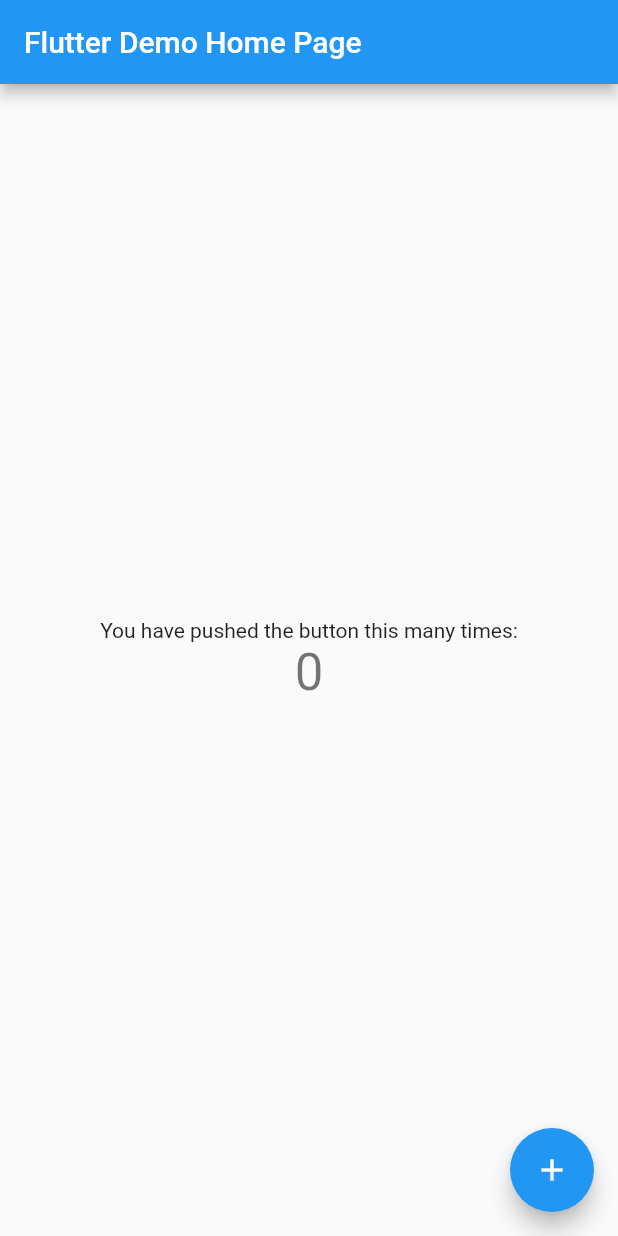
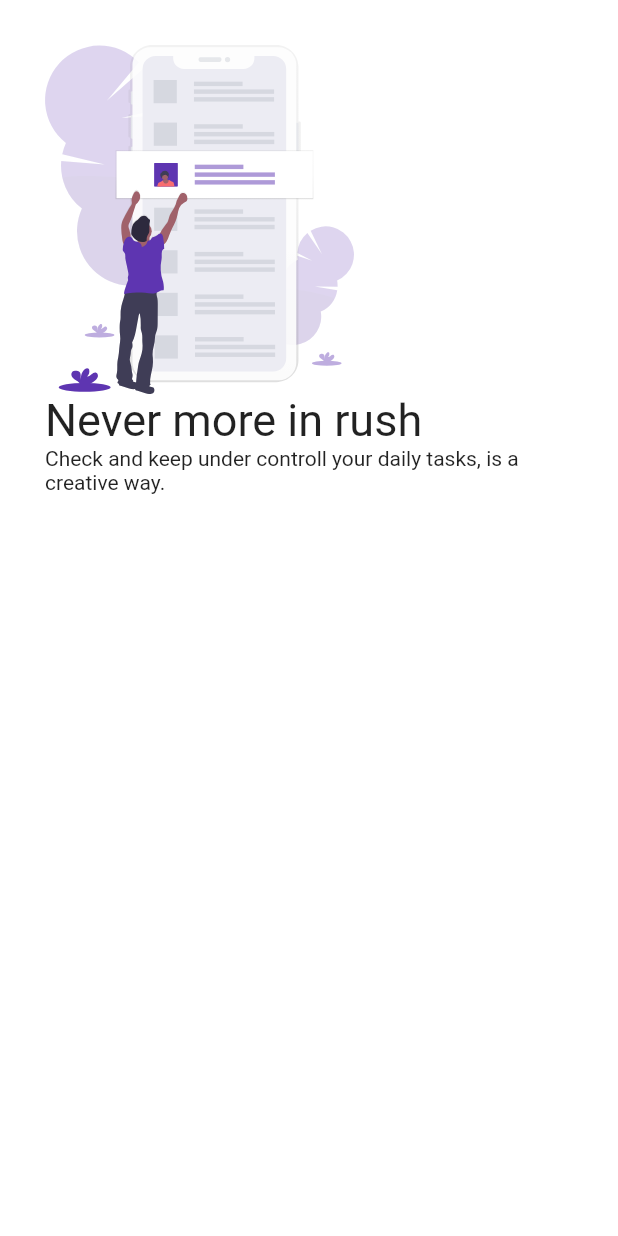
Before and after one commit to ctrleffive/tasks, a Flutter app: the screen it shows after launch, on a phone screen of 412 x 824 dp. Run offline on Flutter 3.47's test engine with Material 2 defaults, Android fonts, the phone set to English and light mode, and no system bars; our stand-ins replace flutter_svg.

Commit message:
intro progressing

```diff
--- a/lib/main.dart
+++ b/lib/main.dart
@@ -1,111 +1,18 @@
 import 'package:flutter/material.dart';
+import 'package:tasks/ui/Intro.dart';
 
-void main() => runApp(MyApp());
+void main() => runApp(App());
 
-class MyApp extends StatelessWidget {
-  // This widget is the root of your application.
+class App extends StatelessWidget {
   @override
   Widget build(BuildContext context) {
     return MaterialApp(
-      title: 'Flutter Demo',
+      debugShowCheckedModeBanner: false,
       theme: ThemeData(
-        // This is the theme of your application.
-        //
-        // Try running your application with "flutter run". You'll see the
-        // application has a blue toolbar. Then, without quitting the app, try
-        // changing the primarySwatch below to Colors.green and then invoke
-        // "hot reload" (press "r" in the console where you ran "flutter run",
-        // or simply save your changes to "hot reload" in a Flutter IDE).
-        // Notice that the counter didn't reset back to zero; the application
-        // is not restarted.
-        primarySwatch: Colors.blue,
+        brightness: Brightness.light,
+        primaryColor: Colors.deepPurple.shade600
       ),
-      home: MyHomePage(title: 'Flutter Demo Home Page'),
+      home: Intro(),
     );
   }
 }
-
-class MyHomePage extends StatefulWidget {
-  MyHomePage({Key key, this.title}) : super(key: key);
-
-  // This widget is the home page of your application. It is stateful, meaning
-  // that it has a State object (defined below) that contains fields that affect
-  // how it looks.
-
-  // This class is the configuration for the state. It holds the values (in this
-  // case the title) provided by the parent (in this case the App widget) and
-  // used by the build method of the State. Fields in a Widget subclass are
-  // always marked "final".
-
-  final String title;
-
-  @override
-  _MyHomePageState createState() => _MyHomePageState();
-}
-
-class _MyHomePageState extends State<MyHomePage> {
-  int _counter = 0;
-
-  void _incrementCounter() {
-    setState(() {
-      // This call to setState tells the Flutter framework that something has
-      // changed in this State, which causes it to rerun the build method below
-      // so that the display can reflect the updated values. If we changed
-      // _counter without calling setState(), then the build method would not be
-      // called again, and so nothing would appear to happen.
-      _counter++;
-    });
-  }
-
-  @override
-  Widget build(BuildContext context) {
-    // This method is rerun every time setState is called, for instance as done
-    // by the _incrementCounter method above.
-    //
-    // The Flutter framework has been optimized to make rerunning build methods
-    // fast, so that you can just rebuild anything that needs updating rather
-    // than having to individually change instances of widgets.
-    return Scaffold(
-      appBar: AppBar(
-        // Here we take the value from the MyHomePage object that was created by
-        // the App.build method, and use it to set our appbar title.
-        title: Text(widget.title),
-      ),
-      body: Center(
-        // Center is a layout widget. It takes a single child and positions it
-        // in the middle of the parent.
-        child: Column(
-          // Column is also layout widget. It takes a list of children and
-          // arranges them vertically. By default, it sizes itself to fit its
-          // children horizontally, and tries to be as tall as its parent.
-          //
-          // Invoke "debug painting" (press "p" in the console, choose the
-          // "Toggle Debug Paint" action from the Flutter Inspector in Android
-          // Studio, or the "Toggle Debug Paint" command in Visual Studio Code)
-          // to see the wireframe for each widget.
-          //
-          // Column has various properties to control how it sizes itself and
-          // how it positions its children. Here we use mainAxisAlignment to
-          // center the children vertically; the main axis here is the vertical
-          // axis because Columns are vertical (the cross axis would be
-          // horizontal).
-          mainAxisAlignment: MainAxisAlignment.center,
-          children: <Widget>[
-            Text(
-              'You have pushed the button this many times:',
-            ),
-            Text(
-              '$_counter',
-              style: Theme.of(context).textTheme.display1,
-            ),
-          ],
-        ),
-      ),
-      floatingActionButton: FloatingActionButton(
-        onPressed: _incrementCounter,
-        tooltip: 'Increment',
-        child: Icon(Icons.add),
-      ), // This trailing comma makes auto-formatting nicer for build methods.
-    );
-  }
-}
--- /dev/null
+++ b/lib/ui/Intro.dart
@@ -0,0 +1,47 @@
+import 'package:flutter/material.dart';
+
+import 'package:flutter_svg/flutter_svg.dart';
+
+class Intro extends StatelessWidget {
+  @override
+  Widget build(BuildContext context) {
+    return Scaffold(
+      backgroundColor: Colors.white,
+      body: Column(
+        children: <Widget>[
+          SizedBox(
+            height: MediaQuery.of(context).size.height / 1.5,
+            width: MediaQuery.of(context).size.width,
+            child: PageView(
+              children: <Widget>[
+                _SingleItem(),
+                _SingleItem(),
+              ],
+            ),
+          ),
+        ],
+      ),
+    );
+  }
+}
+
+class _SingleItem extends StatelessWidget {
+  @override
+  Widget build(BuildContext context) {
+    return Padding(
+      padding: EdgeInsets.all(30),
+      child: Column(
+        crossAxisAlignment: CrossAxisAlignment.start,
+        children: <Widget>[
+          SvgPicture.asset('assets/images/intro/intro-1.svg',
+            width: MediaQuery.of(context).size.width / 2
+            ),
+          Text('Never more in rush', style: TextStyle(
+            fontSize: 30
+          ),),
+          Text('Check and keep under controll your daily tasks, is a creative way.'),
+        ],
+      ),
+    );
+  }
+}
```
Also changed, not shown: pubspec.yaml (+5 -60 lines), assets/images/intro/intro-1.svg (added), pubspec.lock, 2 other files.
